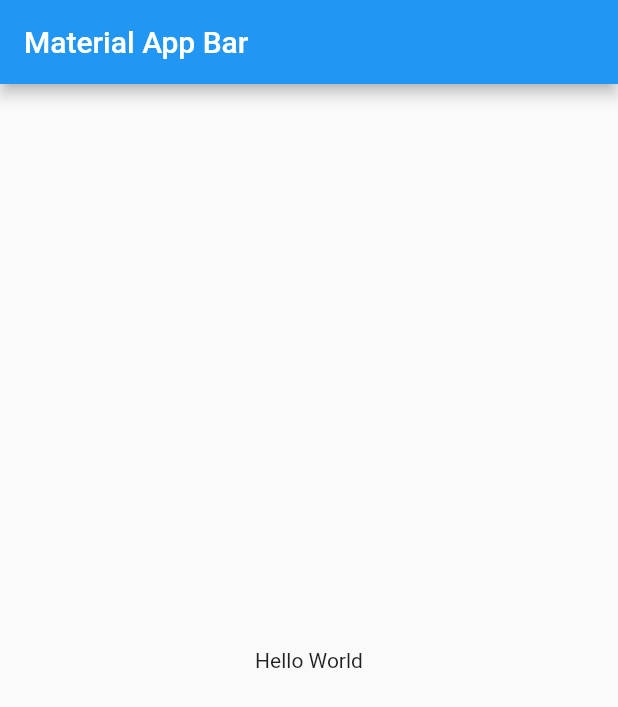
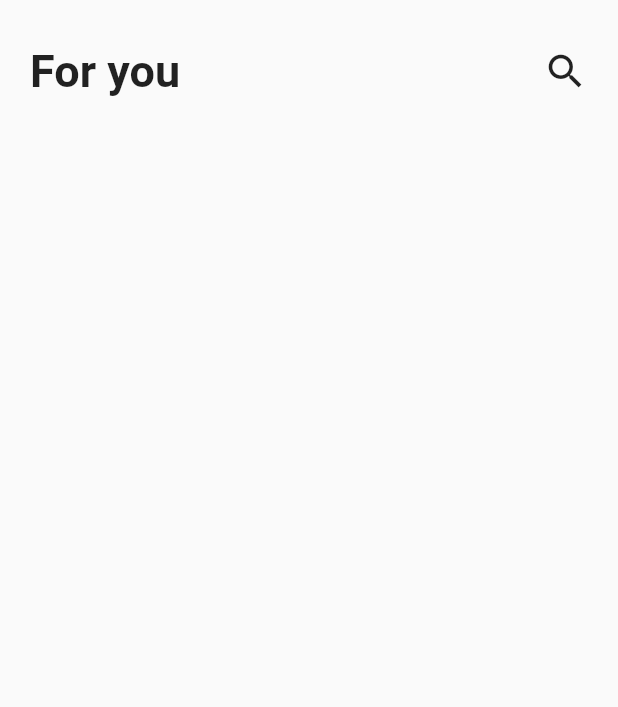
Before and after one commit to goandreus/app_design, a Flutter app: the screen it shows after launch, on a phone screen of 412 x 824 dp. Shown: the top 707 px of the screen. Run offline on Flutter 3.47's test engine with Material 2 defaults, Android fonts, the phone set to English and light mode, and no system bars.

Commit message:
Custom appbar

```diff
--- a/lib/main.dart
+++ b/lib/main.dart
@@ -1,3 +1,4 @@
+import 'package:app_design/pages/shoes_page.dart';
 import 'package:flutter/material.dart';
 
 void main() => runApp(MyApp());
@@ -8,16 +9,7 @@ class MyApp extends StatelessWidget {
     return MaterialApp(
       title: 'Design App',
       debugShowCheckedModeBanner: false,
-      home: Scaffold(
-        appBar: AppBar(
-          title: Text('Material App Bar'),
-        ),
-        body: Center(
-          child: Container(
-            child: Text('Hello World'),
-          ),
-        ),
-      ),
+      home: ShoesPage(),
     );
   }
 }
--- /dev/null
+++ b/lib/pages/shoes_page.dart
@@ -0,0 +1,13 @@
+import 'package:app_design/widgets/custom_appbar.dart';
+import 'package:flutter/material.dart';
+
+class ShoesPage extends StatelessWidget {
+  const ShoesPage({Key key}) : super(key: key);
+
+  @override
+  Widget build(BuildContext context) {
+    return Scaffold(
+     body: CustomAppBar(texto: 'For you',),
+    );
+  }
+}
--- /dev/null
+++ b/lib/widgets/custom_appbar.dart
@@ -0,0 +1,35 @@
+import 'package:app_design/widgets/custom_widgets.dart';
+import 'package:flutter/material.dart';
+
+
+class CustomAppBar extends StatelessWidget {
+  const CustomAppBar({Key key,@required this.texto}) : super(key: key);
+
+  final String texto;
+
+  //CustomAppBar({@required this.texto});
+
+  @override
+  Widget build(BuildContext context) {
+    return SafeArea(
+      top: true,
+      bottom: false,
+      child: Padding(
+        padding: EdgeInsets.symmetric(horizontal:20),
+        child: Container(
+          margin: EdgeInsets.only(top:30),
+          width: double.infinity,
+          //height: 150,
+          //color: Colors.red,
+          child: Row(
+            children: <Widget>[
+              Text(this.texto, style: TextStyle(fontSize: 30,fontWeight: FontWeight.w700 ),),
+              Spacer(),
+              Icon(Icons.search,size: 30,)
+            ],
+          ),
+        ),
+      ),
+    );
+  }
+}
--- /dev/null
+++ b/lib/widgets/custom_widgets.dart
@@ -0,0 +1,2 @@
+
+export 'package:app_design/widgets/custom_appbar.dart';
```
